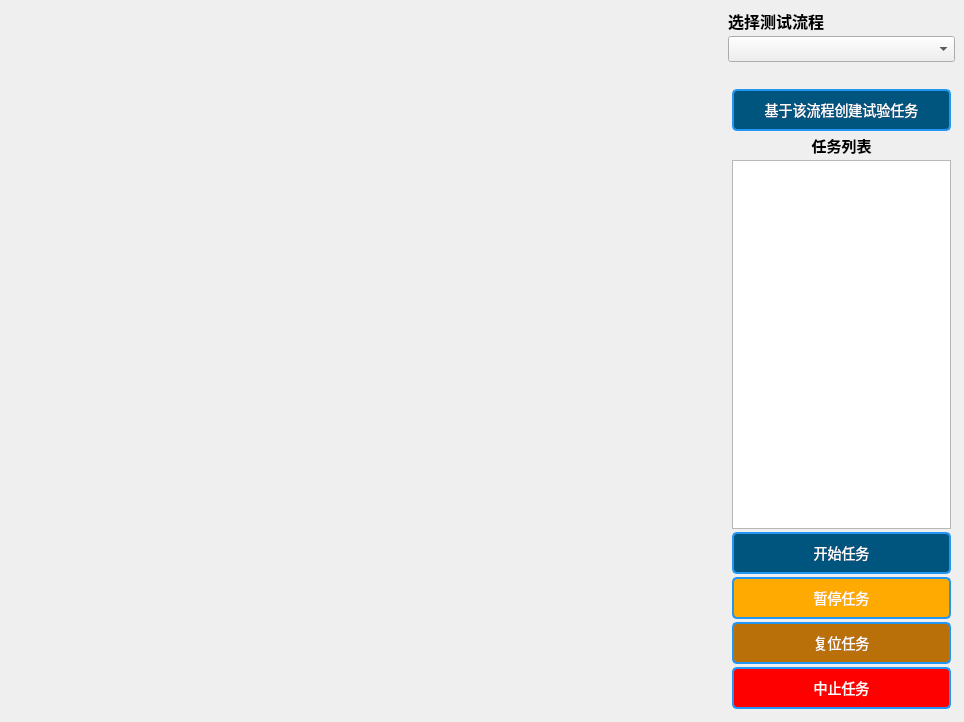
The window that view/graph/view.ui (lhyn81note/xyz) describes before a commit, drawn with Qt 5.
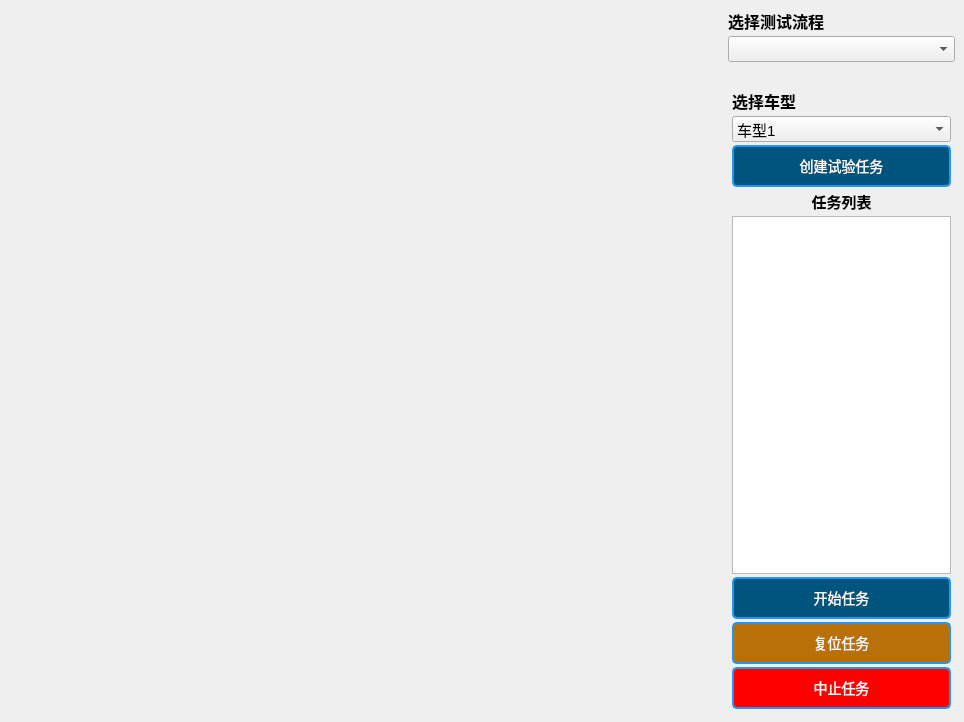
The same window after the commit.

Commit message: 1.Reorgnize cmdstatus and flowstatus 2.Add CmdManger reset function 3.Add Taskclass and TaskTable in graph

```diff
--- a/view/graph/view.ui
+++ b/view/graph/view.ui
@@ -195,9 +195,46 @@
                    </widget>
                   </item>
                   <item>
-                   <widget class="QPushButton" name="pushButton">
+                   <widget class="QLabel" name="label_2">
+                    <property name="font">
+                     <font>
+                      <pointsize>12</pointsize>
+                      <bold>true</bold>
+                     </font>
+                    </property>
                     <property name="text">
-                     <string>基于该流程创建试验任务</string>
+                     <string>选择车型</string>
+                    </property>
+                   </widget>
+                  </item>
+                  <item>
+                   <widget class="QComboBox" name="cmb_cartypes">
+                    <property name="font">
+                     <font>
+                      <pointsize>11</pointsize>
+                     </font>
+                    </property>
+                    <item>
+                     <property name="text">
+                      <string>车型1</string>
+                     </property>
+                    </item>
+                    <item>
+                     <property name="text">
+                      <string>车型2</string>
+                     </property>
+                    </item>
+                    <item>
+                     <property name="text">
+                      <string>车型3</string>
+                     </property>
+                    </item>
+                   </widget>
+                  </item>
+                  <item>
+                   <widget class="QPushButton" name="btn_newtask">
+                    <property name="text">
+                     <string>创建试验任务</string>
                     </property>
                    </widget>
                   </item>
@@ -218,7 +255,7 @@
                    </widget>
                   </item>
                   <item>
-                   <widget class="QPlainTextEdit" name="pt_cmd_info"/>
+                   <widget class="QTableView" name="tb_tasks"/>
                   </item>
                   <item>
                    <widget class="QPushButton" name="btn_start">
@@ -228,17 +265,7 @@
                    </widget>
                   </item>
                   <item>
-                   <widget class="QPushButton" name="btb_stop_2">
-                    <property name="styleSheet">
-                     <string notr="true">background-color: rgb(255, 170, 0);</string>
-                    </property>
-                    <property name="text">
-                     <string>暂停任务</string>
-                    </property>
-                   </widget>
-                  </item>
-                  <item>
-                   <widget class="QPushButton" name="btb_stop_3">
+                   <widget class="QPushButton" name="btn_reset">
                     <property name="styleSheet">
                      <string notr="true">background-color: rgb(186, 112, 9);</string>
                     </property>
```
Left out of the diff: 2 changed lines with no effect on the pictures. The commit also changes 27 other files.
